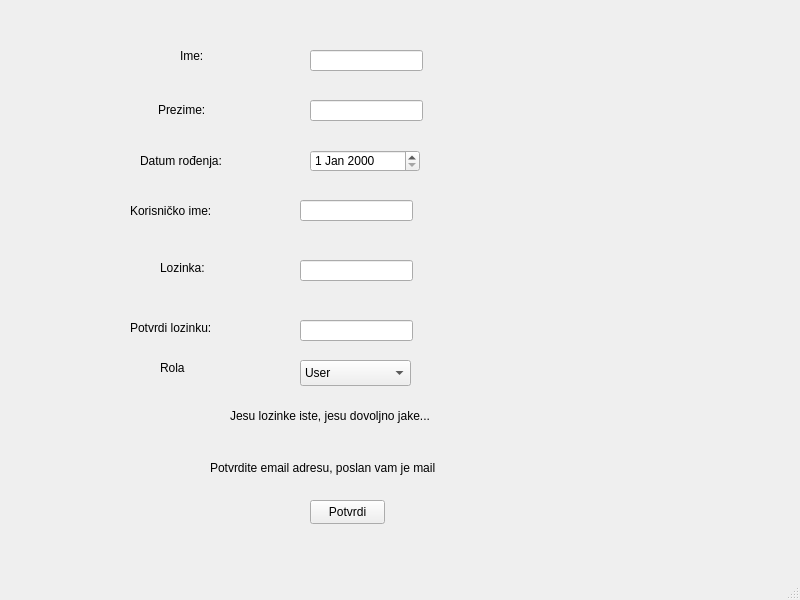
Qt form UI/registrationScreen.ui (zemo0/ChatApp-Python-DesktopApp) before a commit.
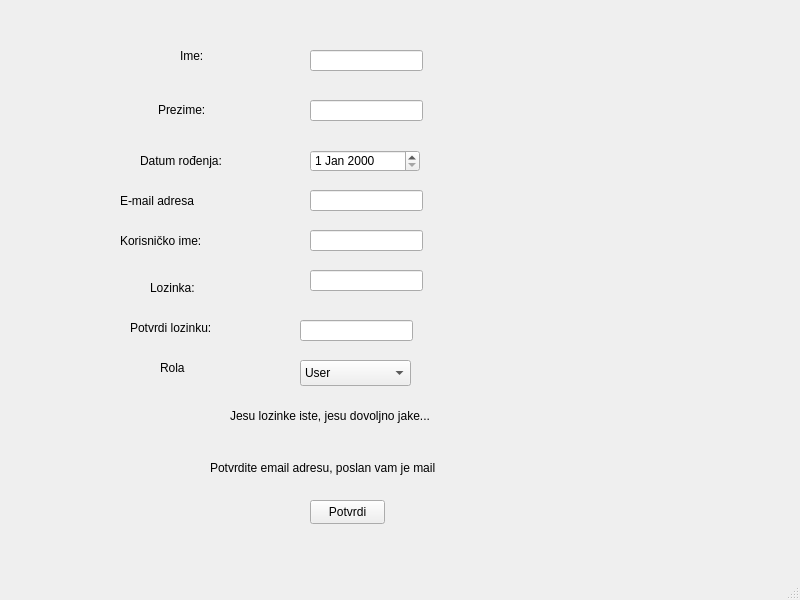
The same form after that commit.

Commit message: RegistrationWindow connected with database

Patch:
```diff
--- a/UI/registrationScreen.ui
+++ b/UI/registrationScreen.ui
@@ -56,9 +56,9 @@
    <widget class="QLabel" name="usernameLabel">
     <property name="geometry">
      <rect>
-      <x>130</x>
-      <y>200</y>
-      <width>91</width>
+      <x>120</x>
+      <y>230</y>
+      <width>111</width>
       <height>21</height>
      </rect>
     </property>
@@ -69,8 +69,8 @@
    <widget class="QLabel" name="passwordLabel">
     <property name="geometry">
      <rect>
-      <x>160</x>
-      <y>260</y>
+      <x>150</x>
+      <y>280</y>
       <width>49</width>
       <height>16</height>
      </rect>
@@ -84,7 +84,7 @@
      <rect>
       <x>130</x>
       <y>320</y>
-      <width>91</width>
+      <width>101</width>
       <height>16</height>
      </rect>
     </property>
@@ -125,8 +125,8 @@
    <widget class="QLineEdit" name="usernameLine">
     <property name="geometry">
      <rect>
-      <x>300</x>
-      <y>200</y>
+      <x>310</x>
+      <y>230</y>
       <width>113</width>
       <height>21</height>
      </rect>
@@ -135,8 +135,8 @@
    <widget class="QLineEdit" name="passwordLine">
     <property name="geometry">
      <rect>
-      <x>300</x>
-      <y>260</y>
+      <x>310</x>
+      <y>270</y>
       <width>113</width>
       <height>21</height>
      </rect>
@@ -224,6 +224,29 @@
      </property>
     </item>
    </widget>
+   <widget class="QLabel" name="emailLabel">
+    <property name="geometry">
+     <rect>
+      <x>120</x>
+      <y>190</y>
+      <width>121</width>
+      <height>21</height>
+     </rect>
+    </property>
+    <property name="text">
+     <string>E-mail adresa</string>
+    </property>
+   </widget>
+   <widget class="QLineEdit" name="emailLine">
+    <property name="geometry">
+     <rect>
+      <x>310</x>
+      <y>190</y>
+      <width>113</width>
+      <height>21</height>
+     </rect>
+    </property>
+   </widget>
   </widget>
   <widget class="QStatusBar" name="statusbar"/>
  </widget>
```
The commit also changes 6 other files.
